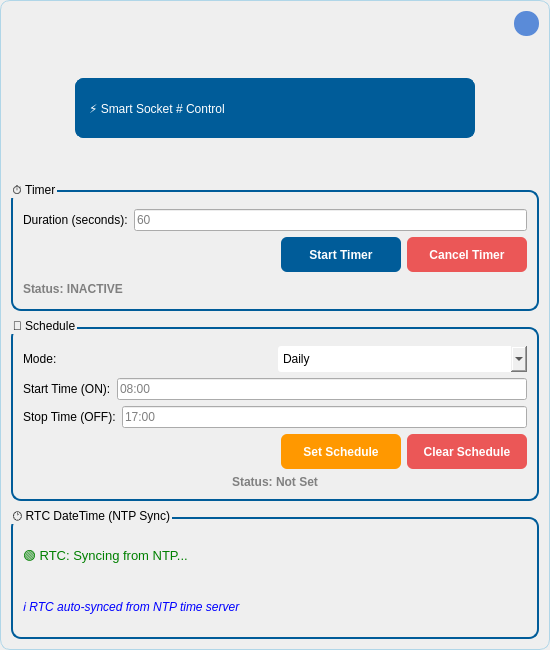
First picture: the form in file ui/smartsocket_popup.ui, repository KevinAR-18/EcoLab-Dashboard, before the edit.
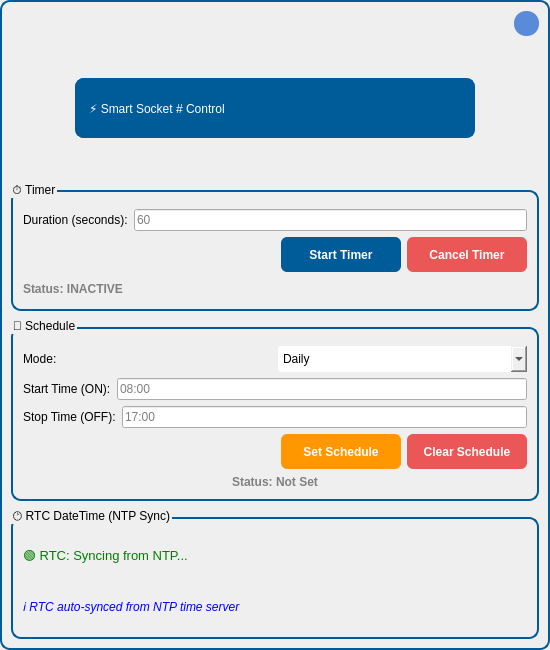
Second picture: the form after the edit. Icons and pictures are not drawn.

Commit message: feat: Implement KCD-style switch button widget with animations and real-time state management

```diff
--- a/file ui/smartsocket_popup.ui
+++ b/file ui/smartsocket_popup.ui
@@ -32,8 +32,8 @@
         stop:0 #E1F2FB,
         stop:1 #F1F9F9
     );
-border: 1px solid #B0D6E8;    /* border ungu/soft biru sesuai gradient */
-    border-radius: 10px;       
+border: 2px solid #005C99;    /* border biru tua sesuai popup Dashboard/Admin Panel */
+    border-radius: 10px;
 }</string>
   </property>
   <property name="modal">
```
The commit also changes 6 other files.
